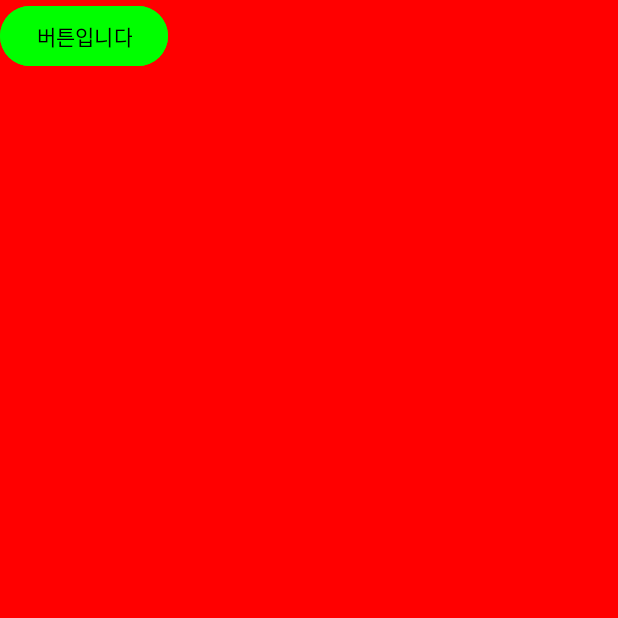
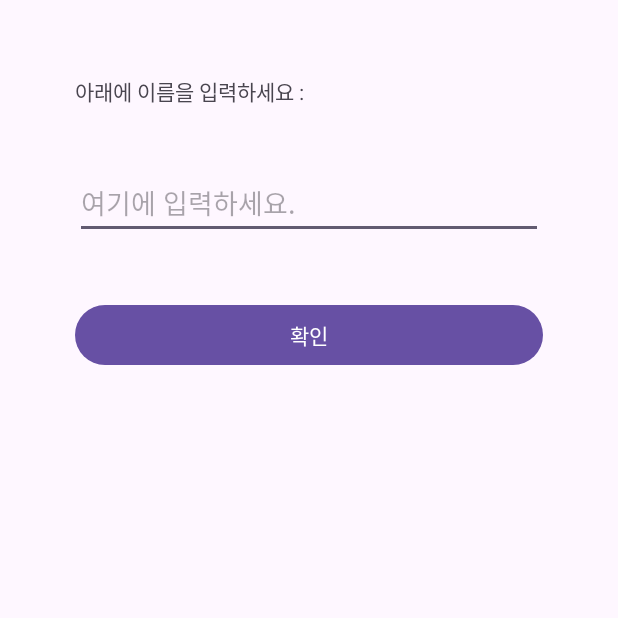
Before and after one commit to Barkyeongchan/Android_tutorial, an Android app: the screen it shows after launch (MainActivity), on a phone screen of 412 x 824 dp, the top half of it. Run offline under Robolectric (Android 15) with nearby library versions, the phone set to English and light mode, and no system bars.

Commit message:
padding과 margin 속성 XML 생성

```diff
--- a/app/src/main/res/layout/activity_main.xml
+++ b/app/src/main/res/layout/activity_main.xml
@@ -4,14 +4,22 @@
     android:layout_height="match_parent"
     xmlns:app="http://schemas.android.com/apk/res-auto"
     android:orientation="vertical"
-    android:background="@color/red">
+    android:padding="30dp">
 
+    <TextView
+        android:layout_height="wrap_content"
+        android:layout_width="wrap_content"
+        android:layout_margin="20dp"
+        android:text="아래에 이름을 입력하세요 :" />
+    <EditText
+        android:layout_height="wrap_content"
+        android:layout_width="match_parent"
+        android:layout_margin="20dp"
+        android:hint="여기에 입력하세요." />
     <Button
-        android:layout_width="wrap_content"
         android:layout_height="wrap_content"
-        android:text="버튼입니다"
-        android:backgroundTint="@color/green"
-        android:textColor="@color/black"
-        ></Button>
+        android:layout_width="match_parent"
+        android:layout_margin="20dp"
+        android:text="확인" />
 
 </LinearLayout>
```
